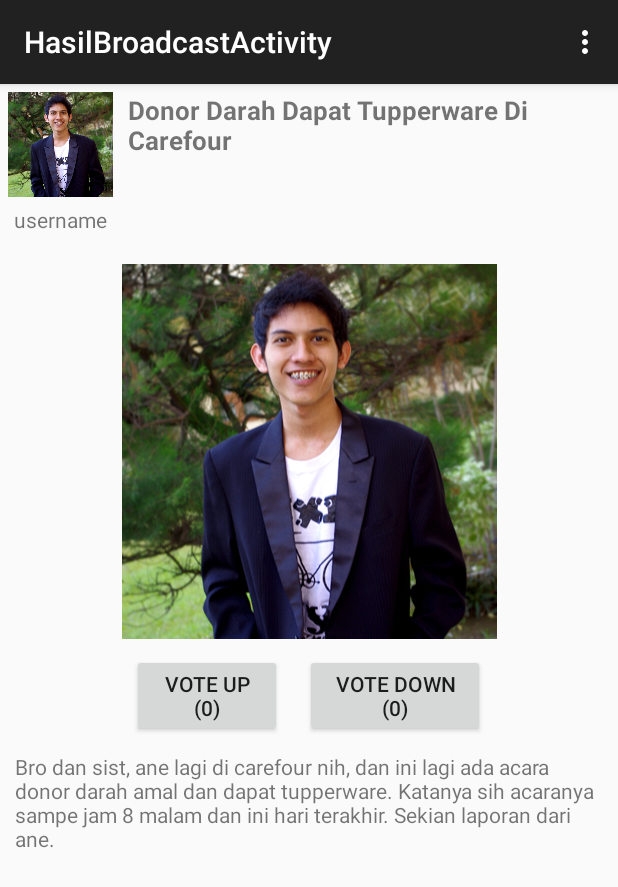
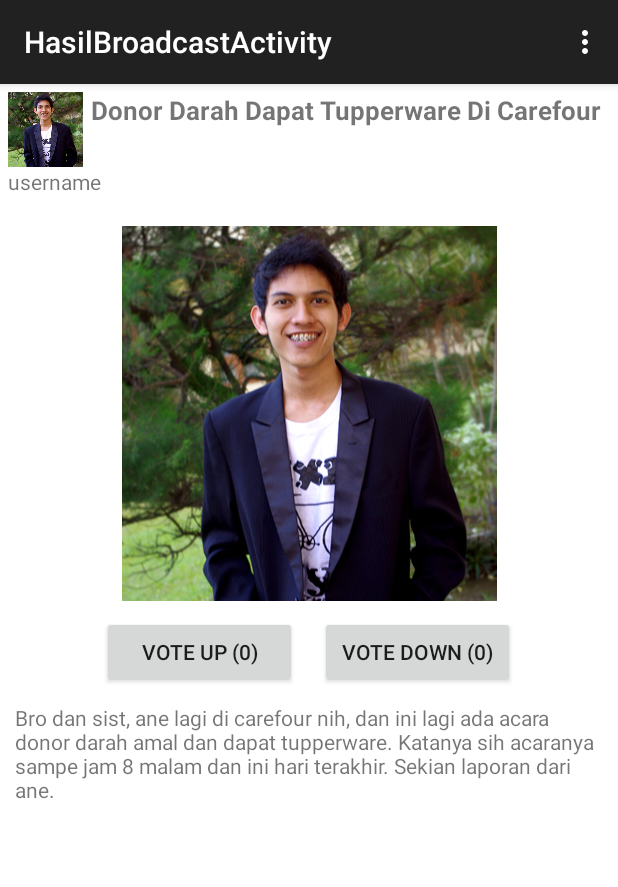
Before and after one commit to irfanrosandi/MasjidMap, an Android app: the HasilBroadcastActivity screen opened directly, with no data from a screen before it, on a phone screen of 412 x 824 dp. Shown: the top 887 px of the screen. Run offline under Robolectric (Android 15) with nearby library versions, the phone set to English and light mode, and no system bars.

Commit message:
disaat di click list view terbuka detail

```diff
--- a/app/src/main/java/com/irfanrosandi/masjidmap/NewsFeedActivity.java
+++ b/app/src/main/java/com/irfanrosandi/masjidmap/NewsFeedActivity.java
@@ -33,8 +33,11 @@ public class NewsFeedActivity extends Activity {
         myListView.setOnItemClickListener(new AdapterView.OnItemClickListener() {
             @Override
             public void onItemClick(AdapterView<?> parent, View view, int position, long id) {
-                String judul = String.valueOf(parent.getItemAtPosition(position));
-                Toast.makeText(getApplicationContext(), judul, Toast.LENGTH_SHORT).show();
+                //String judul = String.valueOf(parent.getItemAtPosition(position));
+                //Toast.makeText(getApplicationContext(), judul, Toast.LENGTH_SHORT).show();
+
+                Intent intent = new Intent(NewsFeedActivity.this, HasilBroadcastActivity.class);
+                startActivity(intent);
             }
         });
 
--- a/app/src/main/res/layout/hasil_broadcast.xml
+++ b/app/src/main/res/layout/hasil_broadcast.xml
@@ -1,7 +1,8 @@
 <RelativeLayout xmlns:android="http://schemas.android.com/apk/res/android"
-    xmlns:tools="http://schemas.android.com/tools" android:layout_width="match_parent"
+    xmlns:tools="http://schemas.android.com/tools"
+    android:layout_width="match_parent"
     android:layout_height="match_parent"
-
+    android:background="#fff"
     tools:context="com.irfanrosandi.masjidmap.HasilBroadcastActivity">
 
     <RelativeLayout
@@ -15,22 +16,20 @@
 
         <ImageView
             android:id="@+id/ivAvatarHasil"
-            android:layout_width="70dp"
-            android:layout_height="70dp"
+            android:layout_width="50dp"
+            android:layout_height="50dp"
             android:src="@drawable/avatar"/>
 
         <TextView
             android:id="@+id/tvUsernameHasil"
             android:text="username"
-            android:layout_marginTop="5dp"
             android:layout_below="@id/ivAvatarHasil"
-            android:layout_width="70dp"
-            android:gravity="center_horizontal"
+            android:layout_width="wrap_content"
             android:layout_height="wrap_content" />
 
         <TextView
             android:id="@+id/tvJudulHasil"
-            android:layout_marginLeft="10dp"
+            android:layout_marginLeft="5dp"
             android:textSize="17sp"
             android:textStyle="bold"
             android:layout_toRightOf="@id/ivAvatarHasil"
@@ -59,7 +58,7 @@
         <Button
             android:id="@+id/btnVoteUp"
             android:text="Vote Up (0)"
-            android:layout_width="100dp"
+            android:layout_width="130dp"
             android:layout_height="wrap_content" />
 
         <Button
@@ -67,7 +66,7 @@
             android:layout_marginLeft="15dp"
             android:text="Vote Down (0)"
             android:layout_toRightOf="@id/btnVoteUp"
-            android:layout_width="120dp"
+            android:layout_width="130dp"
             android:layout_height="wrap_content" />
 
     </RelativeLayout>
```
